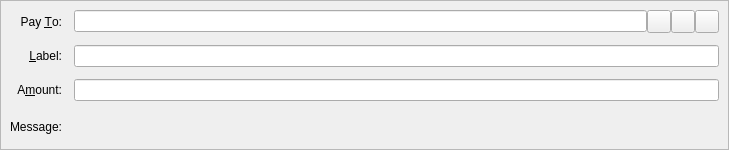
Old version of the form src/qt/forms/sendcoinsentry.ui in the repository caffeine239/bitcoin.
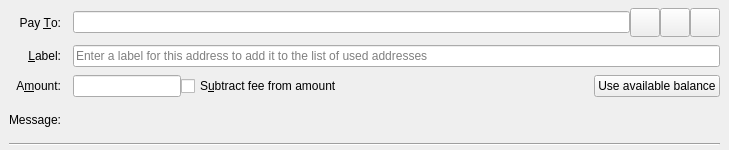
New version of the form. Icons and pictures are not drawn. Custom widgets are drawn as their Qt base class.

Patch:
```diff
--- a/src/qt/forms/sendcoinsentry.ui
+++ b/src/qt/forms/sendcoinsentry.ui
@@ -21,15 +21,21 @@
     <string>This is a normal payment.</string>
    </property>
    <property name="frameShape">
-    <enum>QFrame::StyledPanel</enum>
-   </property>
-   <property name="frameShadow">
-    <enum>QFrame::Sunken</enum>
+    <enum>QFrame::NoFrame</enum>
    </property>
    <layout class="QGridLayout" name="gridLayout">
-    <property name="spacing">
+    <property name="topMargin">
+     <number>8</number>
+    </property>
+    <property name="bottomMargin">
+     <number>4</number>
+    </property>
+    <property name="horizontalSpacing">
      <number>12</number>
     </property>
+    <property name="verticalSpacing">
+     <number>8</number>
+    </property>
     <item row="0" column="0">
      <widget class="QLabel" name="payToLabel">
       <property name="text">
@@ -67,6 +73,12 @@
          <iconset resource="../bitcoin.qrc">
           <normaloff>:/icons/address-book</normaloff>:/icons/address-book</iconset>
         </property>
+        <property name="iconSize">
+         <size>
+          <width>22</width>
+          <height>22</height>
+         </size>
+        </property>
         <property name="shortcut">
          <string>Alt+A</string>
         </property>
@@ -84,6 +96,12 @@
          <iconset resource="../bitcoin.qrc">
           <normaloff>:/icons/editpaste</normaloff>:/icons/editpaste</iconset>
         </property>
+        <property name="iconSize">
+         <size>
+          <width>22</width>
+          <height>22</height>
+         </size>
+        </property>
         <property name="shortcut">
          <string>Alt+P</string>
         </property>
@@ -101,6 +119,12 @@
          <iconset resource="../bitcoin.qrc">
           <normaloff>:/icons/remove</normaloff>:/icons/remove</iconset>
         </property>
+        <property name="iconSize">
+         <size>
+          <width>22</width>
+          <height>22</height>
+         </size>
+        </property>
        </widget>
       </item>
      </layout>
@@ -123,6 +147,9 @@
       <property name="toolTip">
        <string>Enter a label for this address to add it to the list of used addresses</string>
       </property>
+      <property name="placeholderText">
+       <string>Enter a label for this address to add it to the list of used addresses</string>
+      </property>
      </widget>
     </item>
     <item row="2" column="0">
@@ -139,7 +166,32 @@
      </widget>
     </item>
     <item row="2" column="1">
-     <widget class="BitcoinAmountField" name="payAmount"/>
+     <layout class="QHBoxLayout" name="horizontalLayoutAmount" stretch="0,1,0">
+      <item>
+       <widget class="BitcoinAmountField" name="payAmount">
+         <property name="toolTip">
+          <string>The amount to send in the selected unit</string>
+         </property>
+       </widget>
+      </item>
+      <item>
+       <widget class="QCheckBox" name="checkboxSubtractFeeFromAmount">
+        <property name="toolTip">
+         <string>The fee will be deducted from the amount being sent. The recipient will receive less bitcoins than you enter in the amount field. If multiple recipients are selected, the fee is split equally.</string>
+        </property>
+        <property name="text">
+         <string>S&amp;ubtract fee from amount</string>
+        </property>
+       </widget>
+      </item>
+      <item>
+       <widget class="QPushButton" name="useAvailableBalanceButton">
+        <property name="text">
+         <string>Use available balance</string>
+        </property>
+       </widget>
+      </item>
+     </layout>
     </item>
     <item row="3" column="0">
      <widget class="QLabel" name="messageLabel">
@@ -161,6 +213,13 @@
       </property>
      </widget>
     </item>
+    <item row="4" column="0" colspan="2">
+     <widget class="Line" name="line">
+      <property name="orientation">
+       <enum>Qt::Horizontal</enum>
+      </property>
+     </widget>
+    </item>
    </layout>
   </widget>
   <widget class="QFrame" name="SendCoins_InsecurePaymentRequest">
```
Left out of the diff: 27 changed lines with no effect on the pictures.
